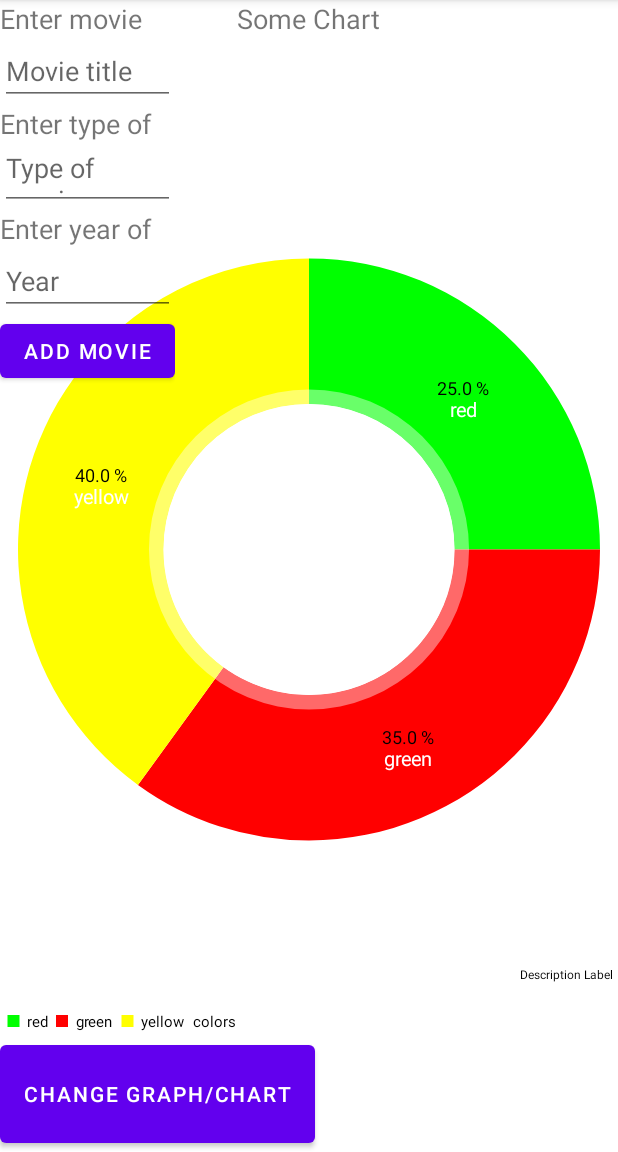
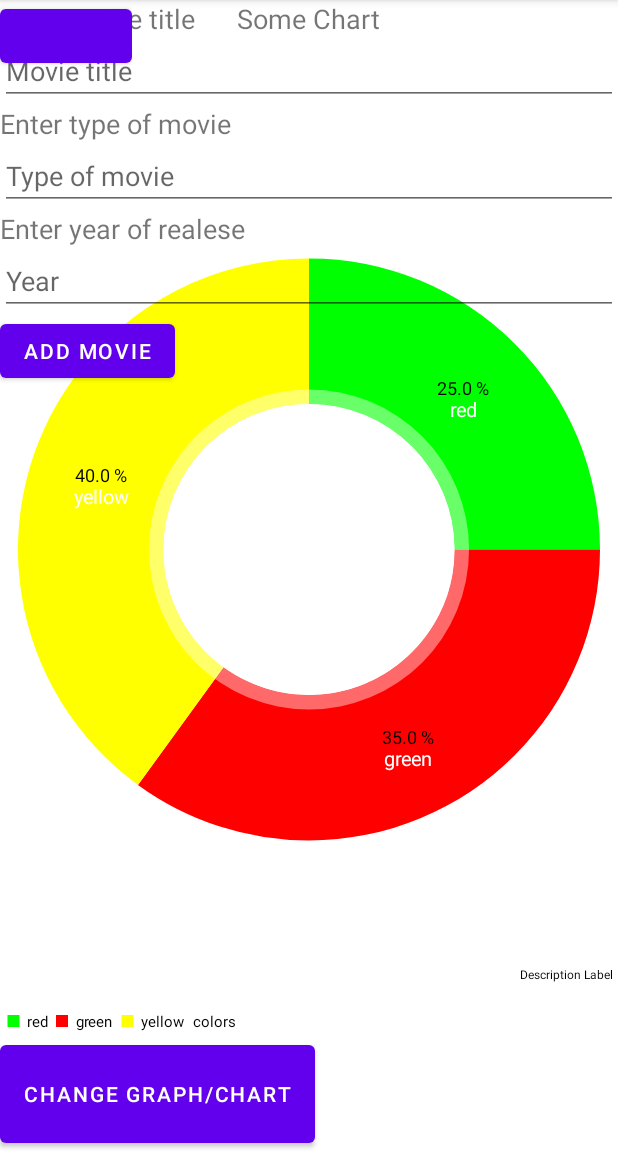
Before and after one commit to Shchirka/mobile_android, an Android app: the screen it shows after launch (MainActivity), after a tap on an icon or button, on a phone screen of 412 x 824 dp, the part 84-1236 px from its top. Run offline under Robolectric (Android 15) with nearby library versions, the phone set to English and light mode, and no system bars; 1 other tap on this screen came first.

Commit message:
for lab4 in file fragment_add_movie.xml (Everyting else doesn't matter yet)

```diff
--- /dev/null
+++ b/app/src/main/java/ua/kpi/comsys/iv8230/ImagesFragment.java
@@ -0,0 +1,67 @@
+package ua.kpi.comsys.iv8230;
+
+import android.content.Intent;
+import android.graphics.Bitmap;
+import android.net.Uri;
+import android.os.Bundle;
+
+import androidx.annotation.NonNull;
+import androidx.annotation.Nullable;
+import androidx.fragment.app.Fragment;
+
+import android.provider.MediaStore;
+import android.view.LayoutInflater;
+import android.view.View;
+import android.view.ViewGroup;
+import android.widget.Button;
+import android.widget.ImageView;
+
+import java.io.IOException;
+
+import static android.app.Activity.RESULT_OK;
+import static ua.kpi.comsys.iv8230.MainActivity.GALLERY_REQUEST;
+
+public class ImagesFragment extends Fragment {
+
+    @Override
+    public void onViewCreated(@NonNull View view, @Nullable Bundle savedInstanceState) {
+        super.onViewCreated(view, savedInstanceState);
+
+        Button button = getView().findViewById(R.id.button);
+        button.setOnClickListener(new View.OnClickListener() {
+            @Override
+            public void onClick(View v) {
+                Intent photoPickerIntent = new Intent(Intent.ACTION_PICK);
+                photoPickerIntent.setType("image/*");
+                startActivityForResult(photoPickerIntent, GALLERY_REQUEST);
+            }
+        });
+    }
+
+    @Override
+    public View onCreateView(LayoutInflater inflater, ViewGroup container,
+                             Bundle savedInstanceState) {
+        return inflater.inflate(R.layout.fragment_images, container, false);
+    }
+
+    @Override
+    public void onActivityResult(int requestCode, int resultCode, @Nullable Intent data) {
+        super.onActivityResult(requestCode, resultCode, data);
+
+        Bitmap bitmap = null;
+        ImageView imageView = (ImageView) getView().findViewById(R.id.imageView);
+
+        switch(requestCode) {
+            case GALLERY_REQUEST:
+                if(resultCode == RESULT_OK){
+                    Uri selectedImage = data.getData();
+                    try {
+                        bitmap = MediaStore.Images.Media.getBitmap(getActivity().getContentResolver(), selectedImage);
+                    } catch (IOException e) {
+                        e.printStackTrace();
+                    }
+                    imageView.setImageBitmap(bitmap);
+                }
+        }
+    }
+}
--- a/app/src/main/java/ua/kpi/comsys/iv8230/MainActivity.java
+++ b/app/src/main/java/ua/kpi/comsys/iv8230/MainActivity.java
@@ -1,6 +1,7 @@
 package ua.kpi.comsys.iv8230;
 
 import androidx.annotation.NonNull;
+import androidx.annotation.Nullable;
 import androidx.appcompat.app.ActionBar;
 import androidx.appcompat.app.AppCompatActivity;
 import androidx.fragment.app.Fragment;
@@ -8,14 +9,23 @@ import androidx.fragment.app.FragmentManager;
 import androidx.fragment.app.FragmentTransaction;
 
 import android.app.AlertDialog;
+import android.content.Intent;
+import android.graphics.Bitmap;
+import android.net.Uri;
 import android.os.Bundle;
+import android.provider.MediaStore;
 import android.view.MenuItem;
 import android.view.View;
 import android.view.ViewGroup;
+import android.widget.ImageView;
 import android.widget.TabHost;
+
+import java.io.IOException;
+import java.net.URI;
 
 public class MainActivity extends AppCompatActivity{
     ActionBar actionBar;
+    public static final int GALLERY_REQUEST = 1;
     @Override
     protected void onCreate(Bundle savedInstanceState) {
         super.onCreate(savedInstanceState);
@@ -45,6 +55,11 @@ public class MainActivity extends AppCompatActivity{
         tabSpec.setIndicator("Movies");
         tabHost.addTab(tabSpec);
 
+        tabSpec = tabHost.newTabSpec("Images");
+        tabSpec.setContent(R.id.ImagesPage);
+        tabSpec.setIndicator("Images");
+        tabHost.addTab(tabSpec);
+
         tabHost.setCurrentTab(0);
     }
 
@@ -64,27 +79,6 @@ public class MainActivity extends AppCompatActivity{
         fragmentTransaction.replace(R.id.fr_place, fragment);
         fragmentTransaction.commit();
     }
-
-    /*View.OnClickListener ShowMovieInfo = new View.OnClickListener() {
-        @Override
-        public void onClick(View v) {
-            Fragment fragment = new MovieFragment();
-            FragmentTransaction fragmentTransaction = getSupportFragmentManager().beginTransaction();
-            fragmentTransaction.replace(R.id.fr_movies, fragment);
-            fragmentTransaction.addToBackStack("back");
-            fragmentTransaction.commit();
-        }
-    };*/
-    /*View.OnClickListener AddMovie = new View.OnClickListener() {
-        @Override
-        public void onClick(View v) {
-            Fragment fragment = new AddMovieFragment();
-            FragmentTransaction fragmentTransaction = getSupportFragmentManager().beginTransaction();
-            fragmentTransaction.replace(R.id.fr_movies, fragment);
-            fragmentTransaction.addToBackStack("back");
-            fragmentTransaction.commit();
-        }
-    };*/
     @Override
     public void onBackPressed() {
         actionBar.setDisplayHomeAsUpEnabled(false);
@@ -104,4 +98,24 @@ public class MainActivity extends AppCompatActivity{
                 return super.onOptionsItemSelected(item);
         }
     }
+
+    /*@Override
+    protected void onActivityResult(int requestCode, int resultCode, @Nullable Intent data) {
+        super.onActivityResult(requestCode, resultCode, data);
+        Bitmap bitmap = null;
+        ImageView imageView = (ImageView) findViewById(R.id.imageView);
+
+        switch(requestCode) {
+            case GALLERY_REQUEST:
+                if(resultCode == RESULT_OK){
+                    Uri selectedImage = data.getData();
+                    try {
+                        bitmap = MediaStore.Images.Media.getBitmap(getContentResolver(), selectedImage);
+                    } catch (IOException e) {
+                        e.printStackTrace();
+                    }
+                    imageView.setImageBitmap(bitmap);
+                }
+        }
+    }*/
 }
--- a/app/src/main/res/layout/activity_main.xml
+++ b/app/src/main/res/layout/activity_main.xml
@@ -44,12 +44,24 @@
 
             <LinearLayout
                 android:id="@+id/MoviePage"
-                android:layout_width="match_parent"
+                android:layout_width="fill_parent"
                 android:layout_height="match_parent"
                 android:orientation="vertical">
                 <androidx.fragment.app.FragmentContainerView
                     android:id="@+id/fr_movies"
                     android:name="ua.kpi.comsys.iv8230.MoviesFragment"
+                    android:layout_width="fill_parent"
+                    android:layout_height="wrap_content"/>
+            </LinearLayout>
+
+            <LinearLayout
+                android:id="@+id/ImagesPage"
+                android:layout_width="match_parent"
+                android:layout_height="match_parent"
+                android:orientation="vertical">
+                <androidx.fragment.app.FragmentContainerView
+                    android:id="@+id/fr_images"
+                    android:name="ua.kpi.comsys.iv8230.ImagesFragment"
                     android:layout_width="wrap_content"
                     android:layout_height="wrap_content"/>
             </LinearLayout>
--- a/app/src/main/res/layout/fragment_add_movie.xml
+++ b/app/src/main/res/layout/fragment_add_movie.xml
@@ -1,15 +1,18 @@
 <?xml version="1.0" encoding="utf-8"?>
-<LinearLayout xmlns:android="http://schemas.android.com/apk/res/android"
+<ScrollView
+    xmlns:android="http://schemas.android.com/apk/res/android"
     xmlns:tools="http://schemas.android.com/tools"
+    android:layout_width="fill_parent"
+    android:layout_height="match_parent"
+    tools:context=".AddMovieFragment">
+    <LinearLayout
         android:layout_width="match_parent"
-    android:layout_height="match_parent"
-    android:orientation="vertical"
-    tools:context=".AddMovieFragment">
+        android:layout_height="wrap_content"
+        android:orientation="vertical">
 
         <TextView
             android:layout_width="match_parent"
             android:layout_height="wrap_content"
-
             android:text="Enter movie title"
             android:textSize="18dp"/>
         <EditText
@@ -50,6 +53,5 @@
             android:layout_height="wrap_content"
             android:id="@+id/add_movie_button"
             android:text="Add movie"/>
-
-
     </LinearLayout>
+</ScrollView>
--- /dev/null
+++ b/app/src/main/res/layout/fragment_images.xml
@@ -0,0 +1,25 @@
+<?xml version="1.0" encoding="utf-8"?>
+<ScrollView xmlns:android="http://schemas.android.com/apk/res/android"
+    xmlns:tools="http://schemas.android.com/tools"
+    android:layout_width="match_parent"
+    android:layout_height="match_parent"
+    tools:context=".ImagesFragment">
+
+
+
+    <GridLayout
+        android:layout_width="match_parent"
+        android:layout_height="wrap_content"
+        android:columnCount="3"
+        android:id="@+id/images_layout">
+        <ImageView
+            android:layout_width="wrap_content"
+            android:layout_height="wrap_content"
+            android:id="@+id/imageView"/>
+
+        <Button
+            android:layout_width="wrap_content"
+            android:layout_height="wrap_content"
+            android:id="@+id/button"/>
+    </GridLayout>
+</ScrollView>
```
Lines whose indentation alone changed are shown as unchanged.
